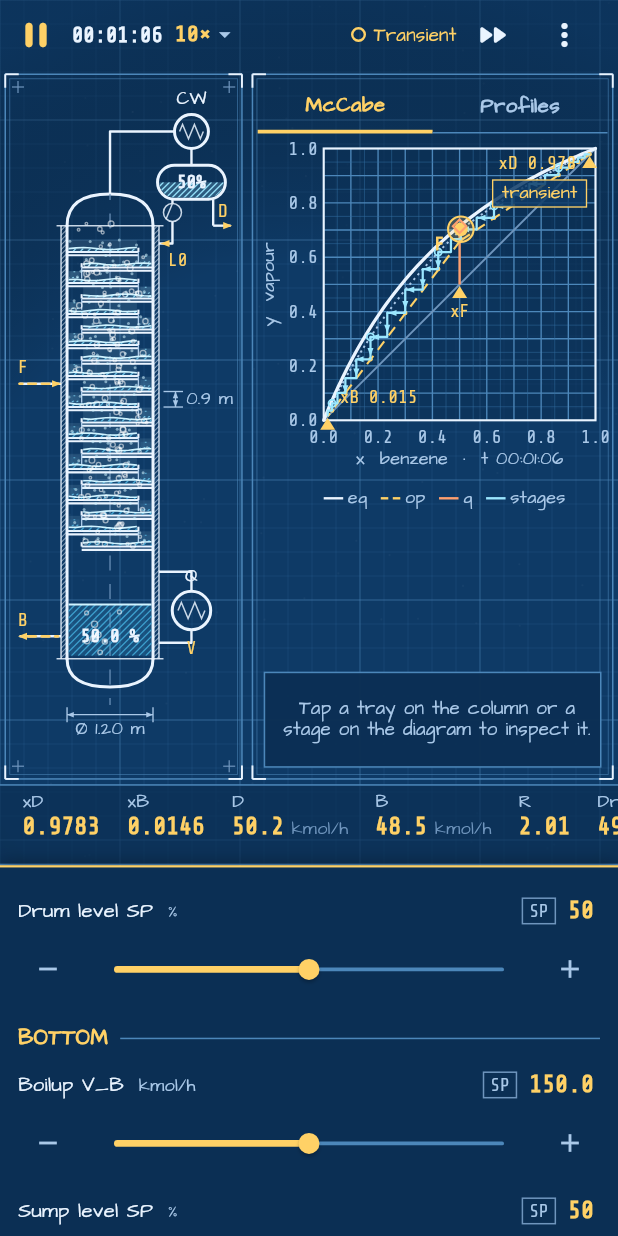
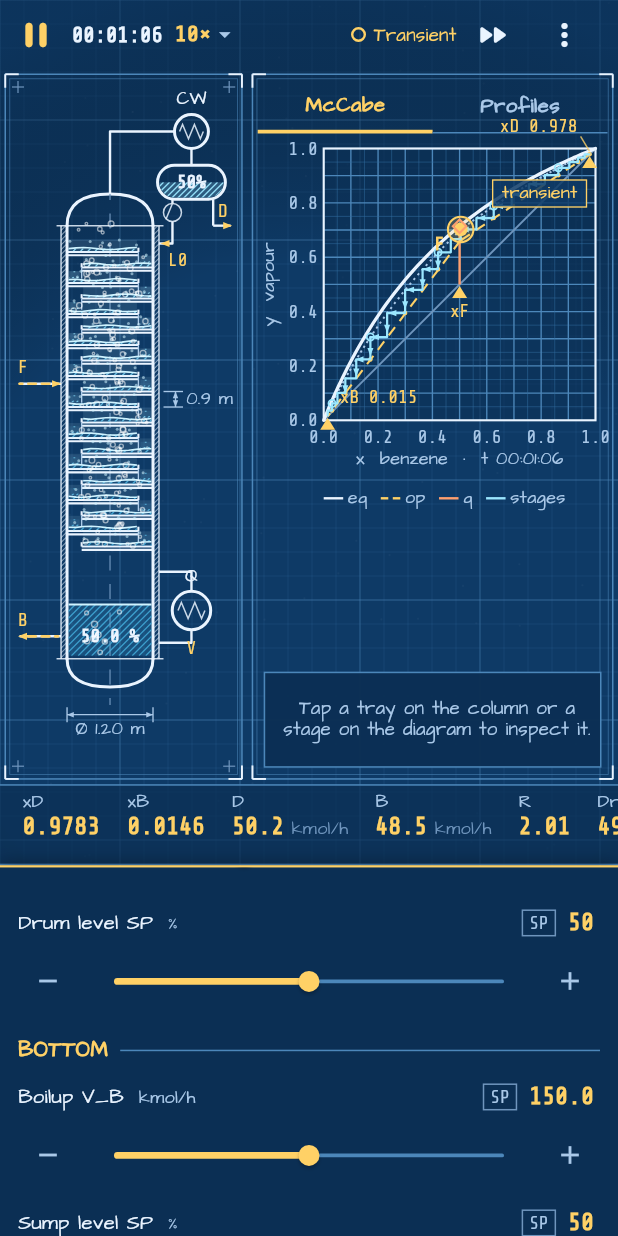
Before and after one commit to HearthOfEmbers/LowSYS, a Flutter app: the screen it shows after launch, scrolled down 576 dp, after a tap on the "remove" icon, after a tap on the "add" icon, on a phone screen of 412 x 824 dp. Run offline on Flutter 3.47's test engine with Material 3 defaults, Android fonts, the phone set to English and light mode, and no system bars; missing offline and left inert: flutter_math_fork.

Commit message:
M3 perf and UI fixes, handoff notes
Lever panel no longer rebuilds every frame with noise on, cached trend indices, live tray spacing label, xD leader label, two-row signal look, valve text, check progress, icon tabs.

Co-Authored-By: Claude Sonnet 5.5 <noreply@anthropic.com>

```diff
--- a/app/lib/controllers/sim_controller.dart
+++ b/app/lib/controllers/sim_controller.dart
@@ -94,6 +94,7 @@ class SimController extends ChangeNotifier {
   /// Outcome message of the last run-to-steady-state (null if none or dismissed).
   final ValueNotifier<String?> notice = ValueNotifier<String?>(null);
 
+  static bool perfRecording = false;
   PresetId presetId = Presets.bt;
   double _speed = 10;
   bool _paused = false;
@@ -335,13 +336,36 @@ class SimController extends ChangeNotifier {
     return true;
   }
 
+  /// Wall time (microseconds) of the last frames' engine advance, snapshot and diagram build (perf run only).
+  static final List<int> perfAdvance = [], perfSnapshot = [], perfMccabe = [], perfNotify = [];
+
+  // Loop OPs move every step with noise on; no lever tile shows them, so they must not rebuild the lever panel.
+  static const Set<String> _opLevers = {'feedFlowOp', 'refluxOp', 'boilupOp', 'distillateValve', 'bottomsValve'};
+
+  static bool _sameLevers(Map<String, double> a, Map<String, double> b) {
+    if (a.length != b.length) return false;
+    for (final e in a.entries) {
+      if (_opLevers.contains(e.key)) continue;
+      if (b[e.key] != e.value) return false;
+    }
+    return true;
+  }
+
   Future<void> _refresh() async {
+    final sw = Stopwatch()..start();
     final s = await runner.snapshot();
+    final t1 = sw.elapsedMicroseconds;
     snapshot.value = s;
+    final t2 = sw.elapsedMicroseconds;
     mccabe.value = _builder.build(s, runner.thermo, showRmin: showRmin);
+    if (perfRecording) {
+      perfSnapshot.add(t1);
+      perfNotify.add(t2 - t1);
+      perfMccabe.add(sw.elapsedMicroseconds - t2);
+    }
     final st = (trays: s.layout.nTrays, feed: s.layout.feedStages.first);
     if (st != structure.value) structure.value = st;
-    if (!mapEquals(s.levers, leverValues.value)) leverValues.value = s.levers;
+    if (!_sameLevers(s.levers, leverValues.value)) leverValues.value = s.levers;
     final br = <int, double>{};
     for (final fa in s.visibleFaults) {
       if (fa.type == FaultType.trayDamage && fa.location.stageFrom != null) {
@@ -399,7 +423,9 @@ class SimController extends ChangeNotifier {
       ); // always allow at least two steps of 0.5 s
       if (_debt > cap) _debt = cap;
       final requested = _debt;
+      final swA = Stopwatch()..start();
       final adv = await runner.advance(_debt, const Duration(milliseconds: 6));
+      if (perfRecording) perfAdvance.add(swA.elapsedMicroseconds);
       _debt -= adv;
       if (dtWall > 0) {
         final inst = adv / dtWall;
--- a/app/lib/painters/mccabe_painter.dart
+++ b/app/lib/painters/mccabe_painter.dart
@@ -259,7 +259,21 @@ class McCabePainter extends CustomPainter {
 
     marker(d.xB, 'xB ${d.xB.toStringAsFixed(3)}', Alignment.bottomLeft, const Offset(8, -6));
     marker(d.xF, 'xF', Alignment.topCenter, const Offset(0, 11));
-    marker(d.xD, 'xD ${d.xD.toStringAsFixed(3)}', Alignment.centerRight, const Offset(-9, 6));
+    // xD sits at the plot's corner: label above the frame with a leader line, clear of the stair markers
+    {
+      final o = _pt(plot, d.xD, d.xD);
+      final lead = Paint()
+        ..color = p.marker.withValues(alpha: 0.8)
+        ..strokeWidth = 1;
+      canvas.drawLine(Offset(o.dx, o.dy - 2), Offset(o.dx - 6, o.dy - 12), lead);
+      final tri = Path()
+        ..moveTo(o.dx, o.dy + 1)
+        ..lineTo(o.dx - 5, o.dy + 9)
+        ..lineTo(o.dx + 5, o.dy + 9)
+        ..close();
+      canvas.drawPath(tri, Paint()..color = p.marker);
+      _text(canvas, 'xD ${d.xD.toStringAsFixed(3)}', Offset(o.dx - 8, o.dy - 12), num.style(12, p.marker), Alignment.bottomRight);
+    }
 
     // --- legend (top-left inside the plot, wide layouts only) (top-left inside the plot, wide layouts only)
     if (narrow && !tight) {
--- a/app/lib/widgets/column_view.dart
+++ b/app/lib/widgets/column_view.dart
@@ -42,7 +42,14 @@ class ColumnView extends StatelessWidget {
                 builder: (_, __) => CustomPaint(
                   isComplex: true,
                   willChange: false,
-                  painter: ColumnVesselPainter(theme: t, trays: sim.structure.value.trays, feedStage: sim.structure.value.feed, broken: sim.brokenStages.value),
+                  painter: ColumnVesselPainter(
+                    theme: t,
+                    trays: sim.structure.value.trays,
+                    feedStage: sim.structure.value.feed,
+                    broken: sim.brokenStages.value,
+                    trayHeightM: sim.config.traySection.geometry.traySpacing,
+                    diameterM: sim.config.traySection.geometry.diameter,
+                  ),
                 ),
               ),
             ),
--- a/app/lib/widgets/fault_panel.dart
+++ b/app/lib/widgets/fault_panel.dart
@@ -349,11 +349,11 @@ class ControlTabs extends StatelessWidget {
     return ValueListenableBuilder<int>(
       valueListenable: sim.controlTab,
       builder: (context, tab, _) {
-        Widget btn(String label, int i) => Expanded(
+        Widget btn(String label, IconData icon, int i) => Expanded(
           child: InkWell(
             onTap: () => sim.controlTab.value = i,
             child: Container(
-              height: 40,
+              height: 48,
               alignment: Alignment.center,
               decoration: BoxDecoration(
                 border: Border(
@@ -363,27 +363,29 @@ class ControlTabs extends StatelessWidget {
                   ),
                 ),
               ),
-              child: FittedBox(
-                fit: BoxFit.scaleDown,
-                child: Text(
-                  label,
-                  style: t.type.display.style(
-                    13,
-                    tab == i ? p.accent : p.inkMuted,
-                    weight: FontWeight.w700,
+              child: Column(
+                mainAxisAlignment: MainAxisAlignment.center,
+                children: [
+                  Icon(icon, size: 17, color: tab == i ? p.accent : p.inkMuted),
+                  FittedBox(
+                    fit: BoxFit.scaleDown,
+                    child: Text(
+                      label,
+                      style: t.type.display.style(11.5, tab == i ? p.accent : p.inkMuted, weight: FontWeight.w700),
+                    ),
                   ),
-                ),
+                ],
               ),
             ),
           ),
         );
         final tabs = Row(
           children: [
-            btn('LEVERS', 0),
-            btn('LOOPS', 1),
-            btn('BALANCE', 2),
-            btn('TRENDS', 3),
-            btn('FAULTS', 4),
+            btn('LEVERS', Icons.tune, 0),
+            btn('LOOPS', Icons.settings_input_component, 1),
+            btn('BALANCE', Icons.balance, 2),
+            btn('TRENDS', Icons.show_chart, 3),
+            btn('FAULTS', Icons.warning_amber, 4),
           ],
         );
         final header = scrollTabs
--- a/packages/lowsys_engine/lib/src/control/control_system.dart
+++ b/packages/lowsys_engine/lib/src/control/control_system.dart
@@ -103,6 +103,9 @@ class ControlSystem {
 
   // trend series indices
   final Map<String, int> _tix = {};
+  // trend series indices cached per object (the string keys would be rebuilt on every push)
+  final Map<Instrument, int> _pvIx = {};
+  List<int> _opIx = const [], _spIx = const [], _posIx = const [];
 
   // true values the alarms and models need (set by the simulator)
   /// True with full hydraulics; PDT-101 reads zero (bottom of its span) otherwise, so it raises no OOR.
@@ -346,6 +349,7 @@ class ControlSystem {
     trends = tb;
     for (final i in instruments) {
       _tix['PV:${i.spec.tag}'] = tb.register('PV:${i.spec.tag}');
+      _pvIx[i] = _tix['PV:${i.spec.tag}']!;
     }
     for (final l in loops) {
       _tix['OP:${l.tag}'] = tb.register('OP:${l.tag}');
@@ -381,18 +385,23 @@ class ControlSystem {
   void _pushInstrument(Instrument i) {
     final tb = trends;
     if (tb == null) return;
-    tb.push(_tix['PV:${i.spec.tag}']!, i.value, i.quality.index);
+    tb.push(_pvIx[i]!, i.value, i.quality.index);
   }
 
   void _pushLoops() {
     final tb = trends;
     if (tb == null) return;
-    for (final l in loops) {
-      tb.push(_tix['OP:${l.tag}']!, l.op);
-      tb.push(_tix['SP:${l.tag}']!, l.sp);
+    if (_opIx.isEmpty) {
+      _opIx = [for (final l in loops) _tix['OP:${l.tag}']!];
+      _spIx = [for (final l in loops) _tix['SP:${l.tag}']!];
+      _posIx = [for (final v in valves) _tix['POS:${v.id}']!];
     }
-    for (final v in valves) {
-      tb.push(_tix['POS:${v.id}']!, v.position);
+    for (var k = 0; k < loops.length; k++) {
+      tb.push(_opIx[k], loops[k].op);
+      tb.push(_spIx[k], loops[k].sp);
+    }
+    for (var k = 0; k < valves.length; k++) {
+      tb.push(_posIx[k], valves[k].position);
     }
   }
 
@@ -575,12 +584,14 @@ class ControlSystem {
         }
         fc102.setSpCascade(_lastGoodRatioSp);
       }
-      for (final l in [fc101, fc102, fc103]) {
-        _executeLoop(l, deltaC, tk + deltaC);
-      }
-      for (final i in [ft101, ft102, ft103, ft104, ft105]) {
-        _pushInstrument(i);
-      }
+      _executeLoop(fc101, deltaC, tk + deltaC);
+      _executeLoop(fc102, deltaC, tk + deltaC);
+      _executeLoop(fc103, deltaC, tk + deltaC);
+      _pushInstrument(ft101);
+      _pushInstrument(ft102);
+      _pushInstrument(ft103);
+      _pushInstrument(ft104);
+      _pushInstrument(ft105);
       final tr = fastTrace;
       if (tr != null) {
         tr.points.add(FastPoint(
--- a/packages/lowsys_engine/lib/src/core/rng.dart
+++ b/packages/lowsys_engine/lib/src/core/rng.dart
@@ -96,9 +96,15 @@ class OuNoise {
   final double sigma, tau;
   OuNoise(this.sigma, this.tau);
 
+  double _h = -1, _a = 0, _b = 0;
+
   double step(double h, Rng rng) {
-    final a = math.exp(-h / tau);
-    value = a * value + sigma * math.sqrt(1 - a * a) * rng.normal();
+    if (h != _h) {
+      _h = h;
+      _a = math.exp(-h / tau);
+      _b = sigma * math.sqrt(1 - _a * _a);
+    }
+    value = _a * value + _b * rng.normal();
     return value;
   }
 }
```
Also changed, not shown: app/lib/main.dart (+11 -0 lines), app/lib/widgets/balance_panel.dart (+16 -1 lines), app/lib/widgets/loops_panel.dart (+11 -16 lines), 1 other file.
